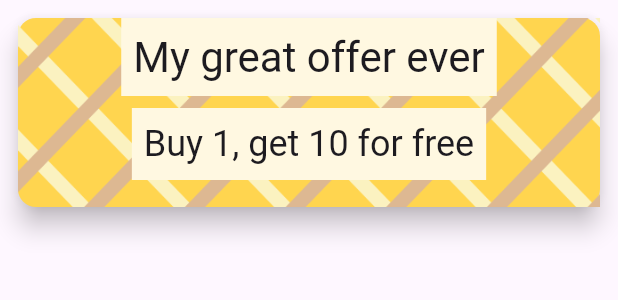
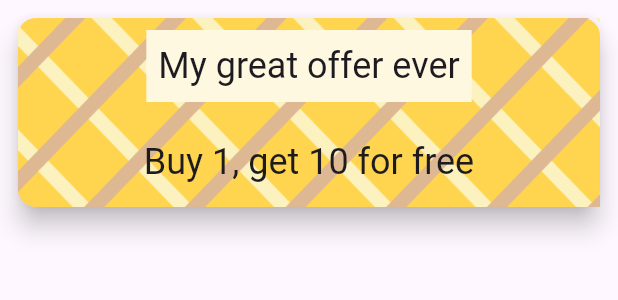
Before and after one commit to Alina-02/coffee_masters, a Flutter app: the Offer widget shown alone on an empty page, opened directly, on a phone screen of 412 x 824 dp. Shown: the top 300 px of the screen. Run offline on Flutter 3.47's test engine with Material 3 defaults, Android fonts, the phone set to English and light mode, and no system bars.

Commit message:
data models

```diff
--- a/lib/offerspage.dart
+++ b/lib/pages/offerspage.dart
@@ -59,14 +59,17 @@ class Offer extends StatelessWidget {
             ),
             child: Column(
               children: [
-                Center(
+                Padding(
+                  padding: const EdgeInsets.all(8.0),
+                  child: Center(
                     child: Container(
                       color: Colors.amber.shade50,
                       child: Padding(
                         padding: const EdgeInsets.all(8.0),
                         child: Text(
                           title,
-                        style: Theme.of(context).textTheme.headlineMedium,
+                          style: Theme.of(context).textTheme.headlineSmall,
+                        ),
                       ),
                     ),
                   ),
@@ -75,7 +78,6 @@ class Offer extends StatelessWidget {
                   padding: const EdgeInsets.all(8.0),
                   child: Center(
                     child: Container(
-                      color: Colors.amber.shade50,
                       child: Padding(
                         padding: const EdgeInsets.all(8.0),
                         child: Text(
```
Also changed, not shown: lib/datamodel.dart (added, +29 -0 lines), lib/main.dart (+5 -3 lines), lib/pages/menupage.dart (added, +10 -0 lines), lib/pages/orderpage.dart (added, +10 -0 lines). Lines whose indentation alone changed are shown as unchanged.
